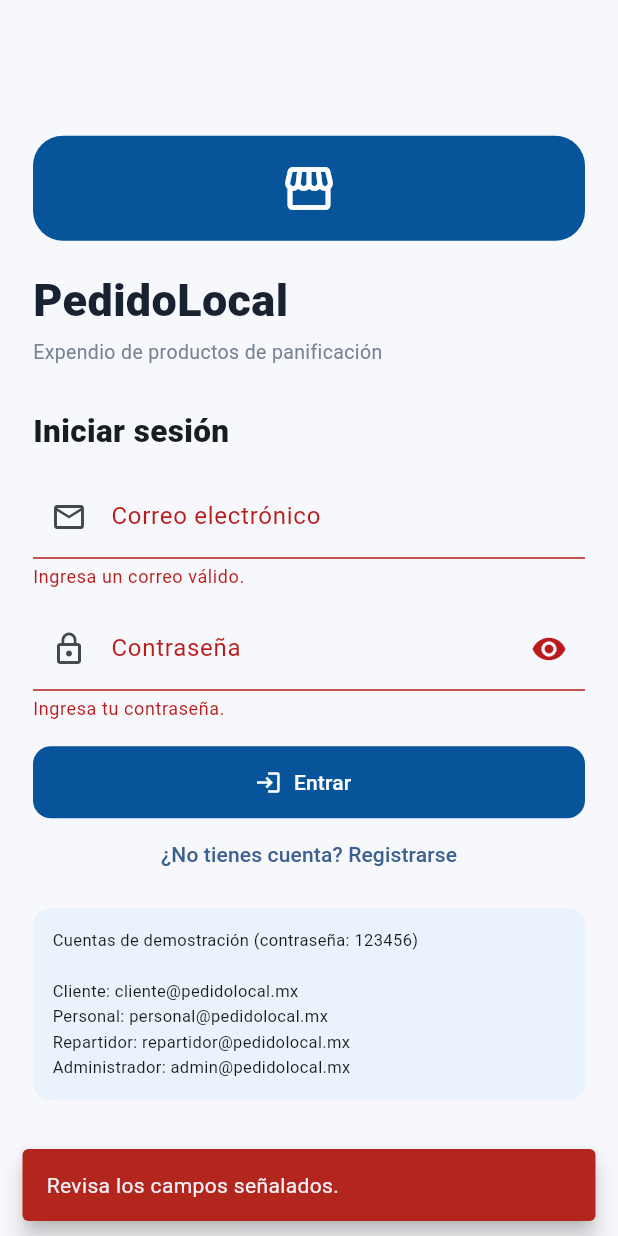
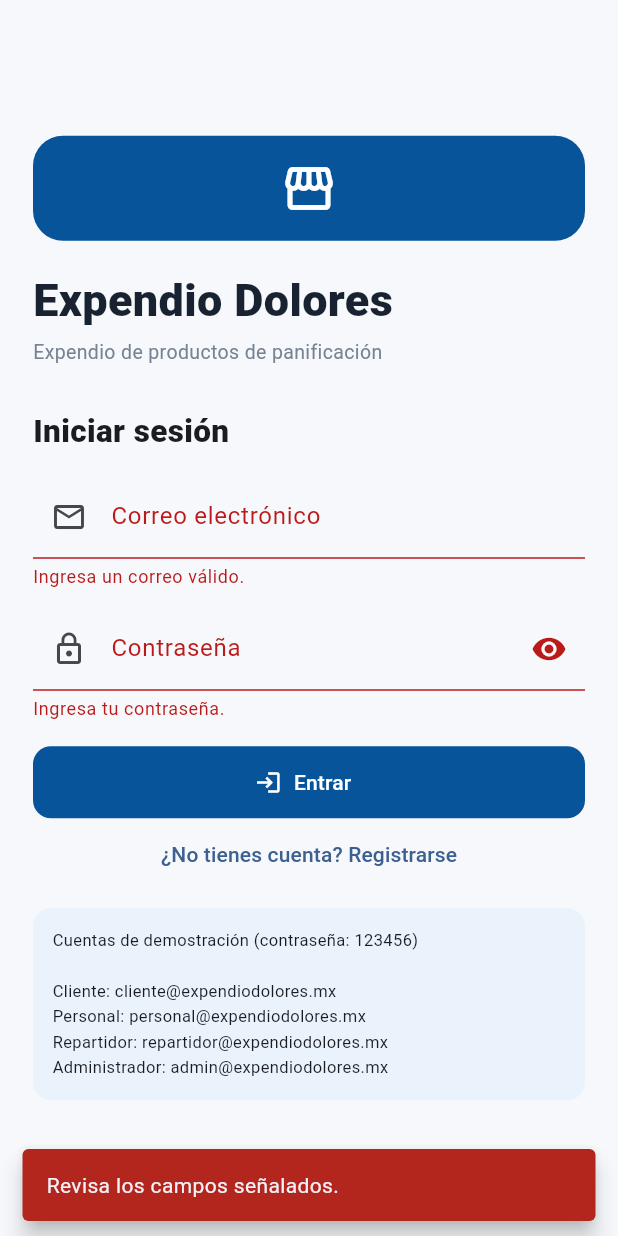
Before and after one commit to Mauricio498/expendio_dolores, a Flutter app: the screen it shows after launch, after a tap on "Entrar", on a phone screen of 412 x 824 dp. Run offline on Flutter 3.47's test engine with Material 3 defaults, Android fonts, the phone set to English and light mode, and no system bars; accounts and stored records are empty.

Commit message:
Se añade flujo de pantallas

```diff
--- a/lib/data/demo_store.dart
+++ b/lib/data/demo_store.dart
@@ -8,21 +8,21 @@ class DemoStore extends ChangeNotifier {
       DemoOrder(
         id: 'PED-00140',
         customerId: 'u-client',
-        customerName: 'María González',
+        customerName: 'Mauricio Pérez',
         deliveryType: 'Entrega a domicilio',
         address: 'Calle Hidalgo 12, Zona Centro',
         createdAt: DateTime.now().subtract(const Duration(hours: 3)),
         lines: const [
           OrderLine(
             productId: 'p1',
-            name: 'Pan de caja',
-            price: 48,
+            name: 'Pan Blanco Bimbo Grande 620 g',
+            price: 36,
             quantity: 2,
           ),
           OrderLine(
             productId: 'p2',
-            name: 'Mantecadas',
-            price: 32,
+            name: 'Mantecadas Bimbo sabor vainilla',
+            price: 20,
             quantity: 2,
           ),
         ],
@@ -32,15 +32,15 @@ class DemoStore extends ChangeNotifier {
       DemoOrder(
         id: 'PED-00139',
         customerId: 'u-client',
-        customerName: 'María González',
+        customerName: 'Mauricio Pérez',
         deliveryType: 'Recoger en expendio',
         address: 'Expendio PedidoLocal',
         createdAt: DateTime.now().subtract(const Duration(days: 1)),
         lines: const [
           OrderLine(
             productId: 'p3',
-            name: 'Roles de canela',
-            price: 39,
+            name: 'Roles de canela Bimbo',
+            price: 13,
             quantity: 3,
           ),
         ],
@@ -56,29 +56,29 @@ class DemoStore extends ChangeNotifier {
   final users = <DemoUser>[
     const DemoUser(
       id: 'u-client',
-      name: 'María González',
-      email: 'cliente@pedidolocal.mx',
+      name: 'Mauricio Pérez',
+      email: 'cliente@expendiodolores.mx',
       phone: '444 123 4567',
       role: Role.client,
     ),
     const DemoUser(
       id: 'u-staff',
-      name: 'Personal del expendio',
-      email: 'personal@pedidolocal.mx',
+      name: 'Luis Manuel Arteaga Cruz',
+      email: 'personal@expendiodolores.mx',
       phone: '444 123 0000',
       role: Role.staff,
     ),
     const DemoUser(
       id: 'u-courier',
-      name: 'Carlos Ramírez',
-      email: 'repartidor@pedidolocal.mx',
+      name: 'Alfonso Alderete',
+      email: 'repartidor@expendiodolores.mx',
       phone: '444 123 1111',
       role: Role.courier,
     ),
     const DemoUser(
       id: 'u-admin',
-      name: 'Administración',
-      email: 'admin@pedidolocal.mx',
+      name: 'Mau Pérez',
+      email: 'admin@expendiodolores.mx',
       phone: '444 123 2222',
       role: Role.admin,
     ),
@@ -86,75 +86,111 @@ class DemoStore extends ChangeNotifier {
   final products = <Product>[
     const Product(
       id: 'p1',
-      name: 'Pan de caja',
+      name: 'Pan Blanco Bimbo Grande 620 g',
       category: 'Pan de caja',
-      presentation: 'Paquete',
-      price: 48,
+      presentation: 'Bolsa 620 g',
+      price: 36,
       icon: Icons.bakery_dining,
       color: Color(0xFFE9D5B5),
     ),
     const Product(
       id: 'p2',
-      name: 'Mantecadas',
+      name: 'Pan Integral Bimbo Grande',
+      category: 'Pan de caja',
+      presentation: 'Bolsa',
+      price: 39,
+      icon: Icons.grain,
+      color: Color(0xFFD9C6A4),
+    ),
+    const Product(
+      id: 'p3',
+      name: 'Pan Tostado Bimbo Clásico',
+      category: 'Tostadas',
+      presentation: 'Paquete',
+      price: 30,
+      icon: Icons.breakfast_dining,
+      color: Color(0xFFE8D6B4),
+    ),
+    const Product(
+      id: 'p4',
+      name: 'Mantecadas Bimbo sabor vainilla',
       category: 'Pastelitos',
       presentation: 'Paquete',
-      price: 32,
+      price: 20,
       icon: Icons.cake_outlined,
       color: Color(0xFFF1D7B8),
     ),
     const Product(
-      id: 'p3',
-      name: 'Roles de canela',
+      id: 'p5',
+      name: 'Roles de canela Bimbo',
       category: 'Bollería',
-      presentation: 'Paquete',
-      price: 39,
-      icon: Icons.breakfast_dining,
+      presentation: 'Paquete 2 piezas',
+      price: 13,
+      icon: Icons.bakery_dining,
       color: Color(0xFFE8C8A1),
     ),
     const Product(
-      id: 'p4',
-      name: 'Donas',
+      id: 'p6',
+      name: 'Donas Bimbo',
       category: 'Pastelitos',
       presentation: 'Paquete',
-      price: 35,
+      price: 10,
       icon: Icons.donut_large,
       color: Color(0xFFF0D3DD),
     ),
     const Product(
-      id: 'p5',
-      name: 'Pan tostado',
-      category: 'Tostadas',
+      id: 'p7',
+      name: 'Panquecitos Bimbo con chispas de chocolate',
+      category: 'Pastelitos',
       presentation: 'Paquete',
-      price: 42,
-      icon: Icons.inventory_2_outlined,
-      color: Color(0xFFE8D6B4),
-    ),
-    const Product(
-      id: 'p6',
-      name: 'Pan para hamburguesa',
-      category: 'Pan de caja',
-      presentation: 'Paquete',
-      price: 36,
-      icon: Icons.lunch_dining,
-      color: Color(0xFFE7C79C),
-    ),
-    const Product(
-      id: 'p7',
-      name: 'Pastelitos cubiertos',
-      category: 'Pastelitos',
-      presentation: 'Caja',
-      price: 44,
+      price: 15,
       icon: Icons.cake,
       color: Color(0xFFDCC9ED),
     ),
     const Product(
       id: 'p8',
-      name: 'Bollos',
-      category: 'Bollería',
+      name: 'Rebanadas Bimbo',
+      category: 'Pan dulce',
       presentation: 'Paquete',
-      price: 30,
+      price: 5,
+      icon: Icons.inventory_2_outlined,
+      color: Color(0xFFE9D5B5),
+    ),
+    const Product(
+      id: 'p9',
+      name: 'Panqué Bimbo con nuez',
+      category: 'Pan dulce',
+      presentation: 'Paquete',
+      price: 39,
+      icon: Icons.cake_outlined,
+      color: Color(0xFFD8C1A4),
+    ),
+    const Product(
+      id: 'p10',
+      name: 'Medias Noches Bimbo',
+      category: 'Pan de caja',
+      presentation: 'Paquete',
+      price: 48,
+      icon: Icons.lunch_dining,
+      color: Color(0xFFE7C79C),
+    ),
+    const Product(
+      id: 'p11',
+      name: 'Conchas sabor vainilla Bimbo',
+      category: 'Pan dulce',
+      presentation: 'Paquete',
+      price: 18,
       icon: Icons.bakery_dining_outlined,
       color: Color(0xFFE9D5B5),
+    ),
+    const Product(
+      id: 'p12',
+      name: 'Colchones sabor naranja Bimbo',
+      category: 'Pan dulce',
+      presentation: 'Paquete',
+      price: 16,
+      icon: Icons.breakfast_dining,
+      color: Color(0xFFF0D2A8),
     ),
   ];
   final orders = <DemoOrder>[];
--- a/lib/main.dart
+++ b/lib/main.dart
@@ -1,16 +1,15 @@
 import 'package:flutter/material.dart';
 
-import 'screens/login_screen.dart';
+import 'screens/splash_screen.dart';
 
-void main() => runApp(const PedidoLocalApp());
+void main() => runApp(const ExpendioDoloresApp());
 
-class PedidoLocalApp extends StatelessWidget {
-  const PedidoLocalApp({super.key});
-
+class ExpendioDoloresApp extends StatelessWidget {
+  const ExpendioDoloresApp({super.key});
   @override
   Widget build(BuildContext context) => MaterialApp(
     debugShowCheckedModeBanner: false,
-    title: 'PedidoLocal',
+    title: 'Expendio Dolores',
     theme: ThemeData(
       useMaterial3: true,
       scaffoldBackgroundColor: const Color(0xFFF6F8FB),
@@ -21,6 +20,6 @@ class PedidoLocalApp extends StatelessWidget {
         elevation: 0,
       ),
     ),
-    home: const LoginScreen(),
+    home: const SplashScreen(),
   );
 }
--- a/lib/screens/home_screen.dart
+++ b/lib/screens/home_screen.dart
@@ -80,7 +80,7 @@ class _HomeScreenState extends State<HomeScreen> {
             crossAxisAlignment: CrossAxisAlignment.start,
             children: [
               Text(
-                'PedidoLocal · ${user.role.label}',
+                'Expendio Dolores · ${user.role.label}',
                 style: const TextStyle(
                   fontSize: 16,
                   fontWeight: FontWeight.w900,
@@ -423,7 +423,7 @@ class _CartScreenState extends State<CartScreen> {
                     type,
                     type == 'Entrega a domicilio'
                         ? address.text.trim()
-                        : 'Expendio PedidoLocal',
+                        : 'Expendio Dolores',
                   );
                   if (order == null) {
                     feedback(
@@ -884,7 +884,7 @@ class AdminDashboard extends StatelessWidget {
         children: [
           const Heading(
             'Panel administrativo',
-            'Resumen general de PedidoLocal.',
+            'Resumen general de Expendio Dolores.',
           ),
           const SizedBox(height: 12),
           _metric(
--- a/lib/screens/login_screen.dart
+++ b/lib/screens/login_screen.dart
@@ -79,7 +79,7 @@ class _LoginScreenState extends State<LoginScreen> {
                   ),
                   const SizedBox(height: 18),
                   const Text(
-                    'PedidoLocal',
+                    'Expendio Dolores',
                     style: TextStyle(
                       fontSize: 30,
                       fontWeight: FontWeight.w900,
@@ -151,7 +151,7 @@ class _LoginScreenState extends State<LoginScreen> {
                       borderRadius: BorderRadius.circular(12),
                     ),
                     child: const Text(
-                      'Cuentas de demostración (contraseña: 123456)\n\nCliente: cliente@pedidolocal.mx\nPersonal: personal@pedidolocal.mx\nRepartidor: repartidor@pedidolocal.mx\nAdministrador: admin@pedidolocal.mx',
+                      'Cuentas de demostración (contraseña: 123456)\n\nCliente: cliente@expendiodolores.mx\nPersonal: personal@expendiodolores.mx\nRepartidor: repartidor@expendiodolores.mx\nAdministrador: admin@expendiodolores.mx',
                       style: TextStyle(fontSize: 11, height: 1.5),
                     ),
                   ),
--- a/lib/screens/register_screen.dart
+++ b/lib/screens/register_screen.dart
@@ -63,7 +63,7 @@ class _RegisterScreenState extends State<RegisterScreen> {
         children: [
           const Heading(
             'Crear cuenta',
-            'Formulario de demostración para los perfiles de PedidoLocal.',
+            'Formulario de demostración para los perfiles de Expendio Dolores.',
           ),
           const SizedBox(height: 18),
           DropdownButtonFormField<Role>(
--- /dev/null
+++ b/lib/screens/splash_screen.dart
@@ -0,0 +1,74 @@
+import 'dart:async';
+
+import 'package:flutter/material.dart';
+
+import 'login_screen.dart';
+
+class SplashScreen extends StatefulWidget {
+  const SplashScreen({super.key});
+  @override
+  State<SplashScreen> createState() => _SplashScreenState();
+}
+
+class _SplashScreenState extends State<SplashScreen> {
+  @override
+  void initState() {
+    super.initState();
+    Timer(const Duration(seconds: 5), () {
+      if (!mounted) return;
+      Navigator.of(
+        context,
+      ).pushReplacement(MaterialPageRoute(builder: (_) => const LoginScreen()));
+    });
+  }
+
+  @override
+  Widget build(BuildContext context) => Scaffold(
+    backgroundColor: const Color(0xFF07549A),
+    body: SafeArea(
+      child: Center(
+        child: Column(
+          mainAxisAlignment: MainAxisAlignment.center,
+          children: [
+            Container(
+              width: 112,
+              height: 112,
+              decoration: BoxDecoration(
+                color: Colors.white,
+                borderRadius: BorderRadius.circular(30),
+              ),
+              child: const Icon(
+                Icons.storefront,
+                size: 64,
+                color: Color(0xFF07549A),
+              ),
+            ),
+            const SizedBox(height: 24),
+            const Text(
+              'Expendio Dolores',
+              style: TextStyle(
+                fontSize: 28,
+                fontWeight: FontWeight.w900,
+                color: Colors.white,
+              ),
+            ),
+            const SizedBox(height: 8),
+            const Text(
+              'Productos Bimbo y panificación',
+              style: TextStyle(fontSize: 14, color: Colors.white70),
+            ),
+            const SizedBox(height: 36),
+            const SizedBox(
+              width: 28,
+              height: 28,
+              child: CircularProgressIndicator(
+                strokeWidth: 3,
+                color: Colors.white,
+              ),
+            ),
+          ],
+        ),
+      ),
+    ),
+  );
+}
```
Also changed, not shown: 14 other files.
